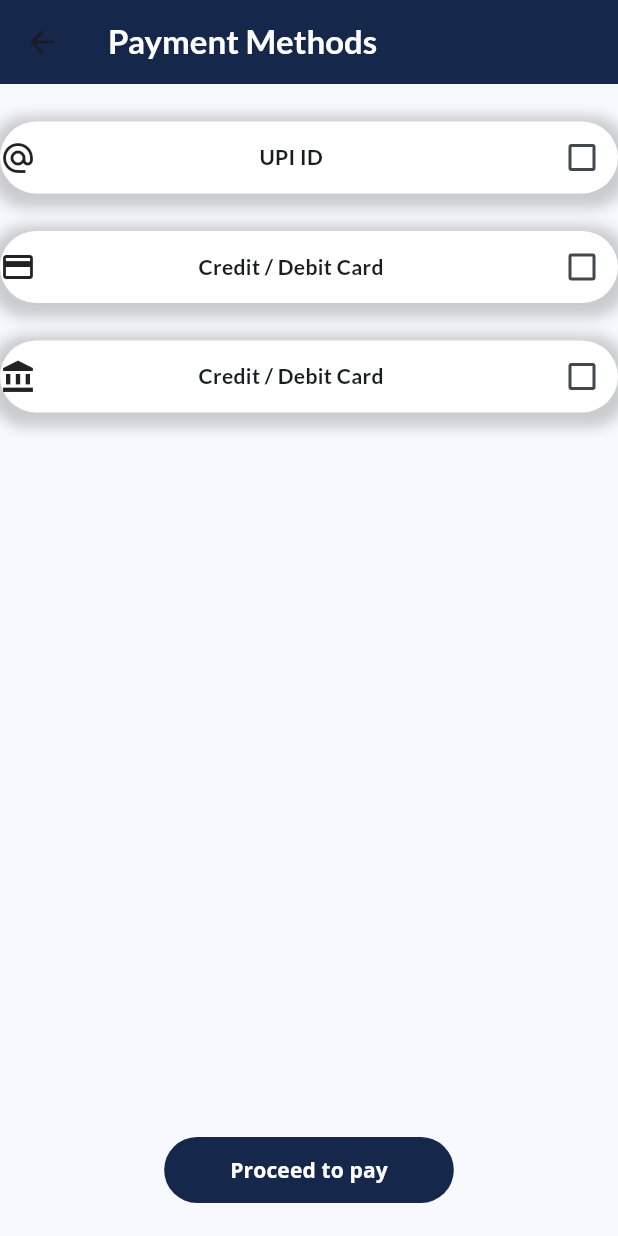
After one commit to siddharthO3/milma_food_ordering, a Flutter app: the PaymentP screen opened by its route, on a phone screen of 412 x 824 dp. The commit adds this screen. Run offline on Flutter 3.47's test engine with Material 3 defaults, Android fonts, the phone set to English and light mode, and no system bars; our stand-ins replace email_validator, firebase_auth, firebase_core, google_fonts, google_sign_in, lottie and 1 more; missing offline and left inert: dart:ffi; accounts and stored records are empty; network calls fail; project files that could hold a hidden picture were left out.

Commit message:
added payment page

```diff
--- a/lib/main.dart
+++ b/lib/main.dart
@@ -7,6 +7,7 @@ import 'package:milma_food_ordering/provider/cartProvider.dart';
 import 'package:milma_food_ordering/screens/cart.dart';
 import 'package:milma_food_ordering/screens/home_page.dart';
 import 'package:milma_food_ordering/screens/login/signinP.dart';
+import 'package:milma_food_ordering/screens/paymentPage.dart';
 import 'package:milma_food_ordering/screens/product_page.dart';
 import 'package:provider/provider.dart';
 import 'firebase_options.dart';
@@ -44,6 +45,7 @@ class MyApp extends StatelessWidget {
             'homepage': (context) => HomePage(),
             CartPage.routeName: (context) => CartPage(),
             ProductPage.routeName: (context) => const ProductPage(),
+            'payment': (context) => const PaymentP(),
           }
           //   home: Scaffold(
           //     backgroundColor: Colors.blue.shade50,
--- /dev/null
+++ b/lib/screens/paymentPage.dart
@@ -0,0 +1,175 @@
+import 'package:flutter/material.dart';
+import 'package:google_fonts/google_fonts.dart';
+
+class PaymentP extends StatefulWidget {
+  const PaymentP({super.key});
+  static const routeName = '/';
+
+  @override
+  State<PaymentP> createState() => _PaymentPState();
+}
+
+class _PaymentPState extends State<PaymentP> {
+  bool _checkbox1 = false;
+  bool _checkbox2 = false;
+  bool _checkbox3 = false;
+  @override
+  Widget build(BuildContext context) {
+    return Scaffold(
+      appBar: AppBar(
+        backgroundColor: Color.fromARGB(255, 21, 39, 75),
+        title: Text(
+          'Payment Methods',
+          style: GoogleFonts.lato(
+            fontWeight: FontWeight.bold,
+            color: Colors.white,
+          ),
+        ),
+      ),
+      body: Center(
+        child: Column(
+          // mainAxisAlignment: MainAxisAlignment.center,
+          crossAxisAlignment: CrossAxisAlignment.center,
+          children: [
+            SizedBox(
+              height: 25,
+            ),
+            Container(
+              decoration: BoxDecoration(
+                color: Colors.white,
+                borderRadius: BorderRadius.circular(25),
+                boxShadow: [
+                  BoxShadow(
+                    color: Colors.grey.withOpacity(0.5), // Shadow color
+                    spreadRadius: 7, // Spread radius
+                    blurRadius: 7, // Blur radius
+                    offset: Offset(0, 3), // Offset position
+                  ),
+                ],
+              ),
+              child: Row(
+                  mainAxisAlignment: MainAxisAlignment.spaceBetween,
+                  children: [
+                    Icon(Icons.alternate_email),
+                    Text(
+                      'UPI ID',
+                      style: GoogleFonts.lato(
+                        fontWeight: FontWeight.bold,
+                      ),
+                    ),
+                    Checkbox(
+                      value: _checkbox1,
+                      onChanged: (value) {
+                        setState(() {
+                          _checkbox1 = value!;
+                          _checkbox2 = false;
+                          _checkbox3 = false;
+                        });
+                      },
+                    ),
+                  ]),
+            ),
+            SizedBox(
+              height: 25,
+            ),
+            Container(
+              decoration: BoxDecoration(
+                color: Colors.white,
+                borderRadius: BorderRadius.circular(25),
+                boxShadow: [
+                  BoxShadow(
+                    color: Colors.grey.withOpacity(0.5), // Shadow color
+                    spreadRadius: 7, // Spread radius
+                    blurRadius: 7, // Blur radius
+                    offset: Offset(0, 3), // Offset position
+                  ),
+                ],
+              ),
+              child: Row(
+                  mainAxisAlignment: MainAxisAlignment.spaceBetween,
+                  children: [
+                    Icon(Icons.credit_card),
+                    Text(
+                      'Credit / Debit Card',
+                      style: GoogleFonts.lato(
+                        fontWeight: FontWeight.bold,
+                      ),
+                    ),
+                    Checkbox(
+                      value: _checkbox2,
+                      onChanged: (value) {
+                        setState(() {
+                          _checkbox2 = value!;
+                          _checkbox1 = false;
+                          _checkbox3 = false;
+                        });
+                      },
+                    ),
+                  ]),
+            ),
+            SizedBox(
+              height: 25,
+            ),
+            Container(
+              decoration: BoxDecoration(
+                color: Colors.white,
+                borderRadius: BorderRadius.circular(25),
+                boxShadow: [
+                  BoxShadow(
+                    color: Colors.grey.withOpacity(0.5), // Shadow color
+                    spreadRadius: 7, // Spread radius
+                    blurRadius: 7, // Blur radius
+                    offset: Offset(0, 3), // Offset position
+                  ),
+                ],
+              ),
+              child: Row(
+                  mainAxisAlignment: MainAxisAlignment.spaceBetween,
+                  children: [
+                    Icon(Icons.account_balance),
+                    Text(
+                      'Credit / Debit Card',
+                      style: GoogleFonts.lato(
+                        fontWeight: FontWeight.bold,
+                      ),
+                    ),
+                    Checkbox(
+                      value: _checkbox3,
+                      onChanged: (value) {
+                        setState(() {
+                          _checkbox3 = value!;
+                          _checkbox1 = false;
+                          _checkbox2 = false;
+                        });
+                      },
+                    ),
+                  ]),
+            ),
+            Spacer(),
+            OutlinedButton(
+      onPressed: () {},
+      style: OutlinedButton.styleFrom(
+        backgroundColor: const Color.fromARGB(255, 21, 39, 75), // Set background color here
+        shape: RoundedRectangleBorder(
+          borderRadius: BorderRadius.circular(25),
+        ),
+        side: BorderSide.none, // Remove border side
+      ),
+      child: Container(
+        padding: EdgeInsets.symmetric(vertical: 12, horizontal: 20),
+        child: Text(
+          'Proceed to pay',
+          style: TextStyle(
+            fontWeight: FontWeight.bold,
+            color: Colors.white, // Text color
+          ),
+        ),
+      ),
+    ),
+    SizedBox(height: 20,)
+          ],
+        ),
+      ),
+    );
+  }
+}
```
Also changed, not shown: pubspec.lock, 1 other file.
